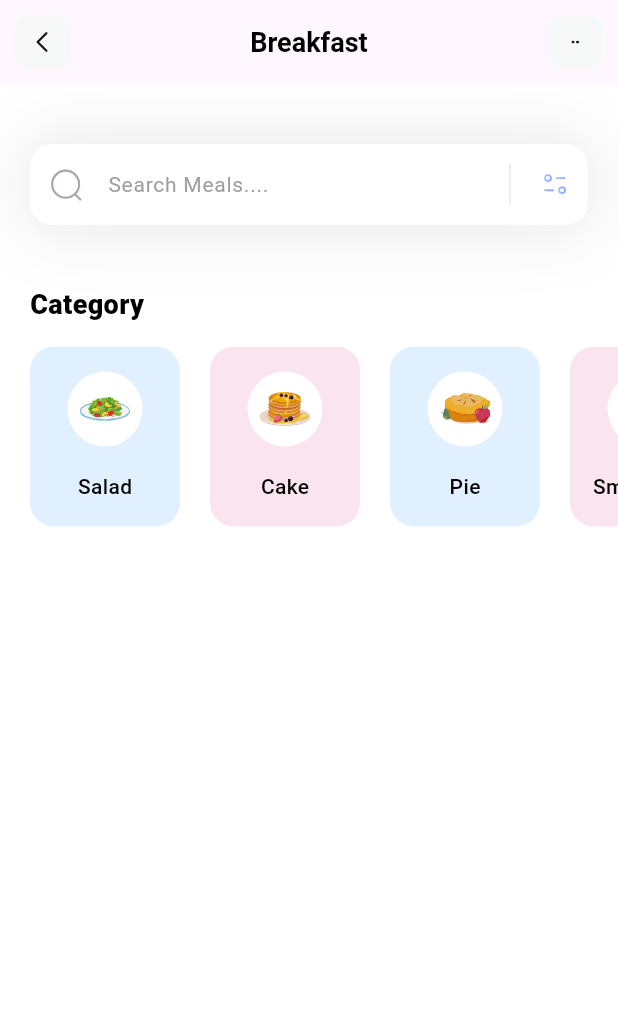
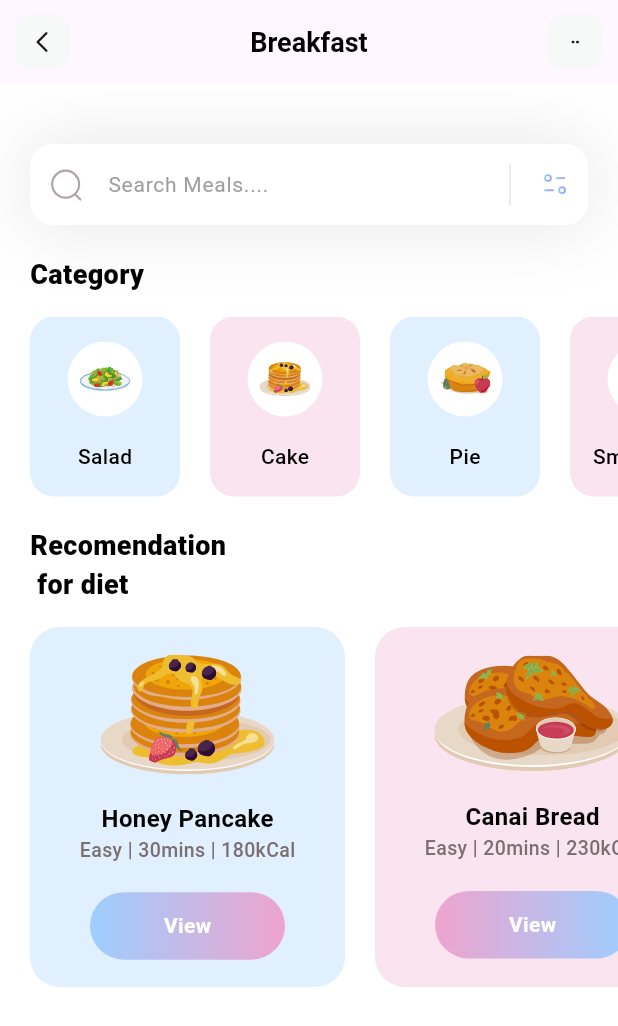
Before and after one commit to harshtiwari1810/fitness, a Flutter app: the screen it shows after launch, on a phone screen of 412 x 824 dp. Shown: the top 1026 px of the screen. Run offline on Flutter 3.47's test engine with Material 3 defaults, Android fonts, the phone set to English and light mode, and no system bars; our stand-ins replace flutter_svg.

Commit message:
Recommendation Section
completed,
also added list view to make page scrollable

```diff
--- a/lib/Models/category_model.dart
+++ b/lib/Models/category_model.dart
@@ -5,8 +5,11 @@ class CategoryModel {
   String iconPath;
   Color boxColor;
 
-  CategoryModel(
-      {required this.name, required this.iconPath, required this.boxColor});
+  CategoryModel({
+    required this.name,
+    required this.iconPath,
+    required this.boxColor,
+  });
 
   static List<CategoryModel> getCategories() {
     List<CategoryModel> categories = [];
--- /dev/null
+++ b/lib/Models/diet_model.dart
@@ -0,0 +1,45 @@
+import 'package:flutter/material.dart';
+
+class DietModel {
+  String name;
+  String iconPath;
+  String level;
+  String duration;
+  String calorie;
+  Color boxColor;
+  bool viewIsSelected;
+
+  DietModel({
+    required this.name,
+    required this.iconPath,
+    required this.level,
+    required this.duration,
+    required this.calorie,
+    required this.boxColor,
+    required this.viewIsSelected,
+  });
+
+  static List<DietModel> getDiets() {
+    List<DietModel> diets = [];
+
+    diets.add(DietModel(
+        name: 'Honey Pancake',
+        iconPath: 'assets/icons/honey-pancakes.svg',
+        level: 'Easy',
+        duration: '30mins',
+        calorie: '180kCal',
+        viewIsSelected: true,
+        boxColor: const Color(0xff9DCEFF)));
+
+    diets.add(DietModel(
+        name: 'Canai Bread',
+        iconPath: 'assets/icons/canai-bread.svg',
+        level: 'Easy',
+        duration: '20mins',
+        calorie: '230kCal',
+        viewIsSelected: false,
+        boxColor: const Color(0xffEEA4CE)));
+
+    return diets;
+  }
+}
--- a/lib/Pages/home.dart
+++ b/lib/Pages/home.dart
@@ -1,4 +1,5 @@
 import 'package:fitness/Models/category_model.dart';
+import 'package:fitness/Models/diet_model.dart';
 import "package:flutter/material.dart";
 import 'package:flutter_svg/flutter_svg.dart';
 
@@ -11,17 +12,115 @@ class HomePage extends StatelessWidget {
     categories = CategoryModel.getCategories();
   }
 
+  List<DietModel> diets = [];
+
+  void _getDiets() {
+    diets = DietModel.getDiets();
+  }
+
   @override
   Widget build(BuildContext context) {
     _getCategories();
+    _getDiets();
     return Scaffold(
       backgroundColor: Colors.white,
       appBar: appBar(),
-      body: Column(
+      body: ListView(
         children: [
           searchTextField(),
-          const SizedBox(height: 40),
-          categoriesSection()
+          const SizedBox(height: 20),
+          categoriesSection(),
+          const SizedBox(height: 20),
+          Column(
+            crossAxisAlignment: CrossAxisAlignment.start,
+            children: [
+              const Padding(
+                padding: EdgeInsets.only(left: 20),
+                child: Text(
+                  'Recomendation\n for diet',
+                  style: TextStyle(
+                      fontSize: 18,
+                      color: Colors.black,
+                      fontWeight: FontWeight.w900),
+                ),
+              ),
+              SizedBox(height: 15),
+              Container(
+                height: 240,
+                child: ListView.separated(
+                  itemBuilder: (context, index) {
+                    return Container(
+                      width: 210,
+                      decoration: BoxDecoration(
+                        color: diets[index].boxColor.withOpacity(0.3),
+                        borderRadius: BorderRadius.circular(20),
+                      ),
+                      child: Column(
+                        mainAxisAlignment: MainAxisAlignment.spaceEvenly,
+                        children: [
+                          SvgPicture.asset(diets[index].iconPath),
+                          Column(
+                            children: [
+                              Text(
+                                diets[index].name,
+                                style: const TextStyle(
+                                  fontSize: 16,
+                                  color: Colors.black,
+                                  fontWeight: FontWeight.w600,
+                                ),
+                              ),
+                              Text(
+                                '${diets[index].level} | ${diets[index].duration} | ${diets[index].calorie}',
+                                style: const TextStyle(
+                                  fontSize: 13,
+                                  color: Color(0xff7B6F72),
+                                  fontWeight: FontWeight.w500,
+                                ),
+                              ),
+                            ],
+                          ),
+                          Container(
+                            height: 45,
+                            width: 130,
+                            decoration: BoxDecoration(
+                              gradient: LinearGradient(colors: [
+                                diets[index].viewIsSelected
+                                    ? Color(0xff9DCEFF)
+                                    : Color(0xffEEA4CE),
+                                diets[index].viewIsSelected
+                                    ? Color(0xffEEA4CE)
+                                    : Color(0xff9DCEFF),
+                              ]),
+                              borderRadius: BorderRadius.circular(40),
+                            ),
+                            child: const Center(
+                              child: Text(
+                                'View',
+                                style: TextStyle(
+                                  color: Colors.white,
+                                  fontSize: 14,
+                                  fontWeight: FontWeight.w700,
+                                ),
+                              ),
+                            ),
+                          )
+                        ],
+                      ),
+                    );
+                  },
+                  separatorBuilder: (context, index) => const SizedBox(
+                    width: 20,
+                  ),
+                  itemCount: diets.length,
+                  scrollDirection: Axis.horizontal,
+                  padding: const EdgeInsets.only(
+                    left: 20,
+                    right: 20,
+                  ),
+                ),
+              )
+            ],
+          )
         ],
       ),
     );
```
